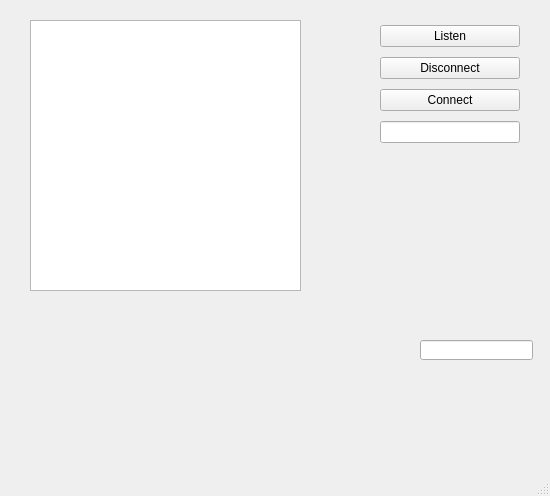
Old version of the form CryptoChat/CryptoChat/mainwindow.ui in the repository Silencer253/elliptic_curves.
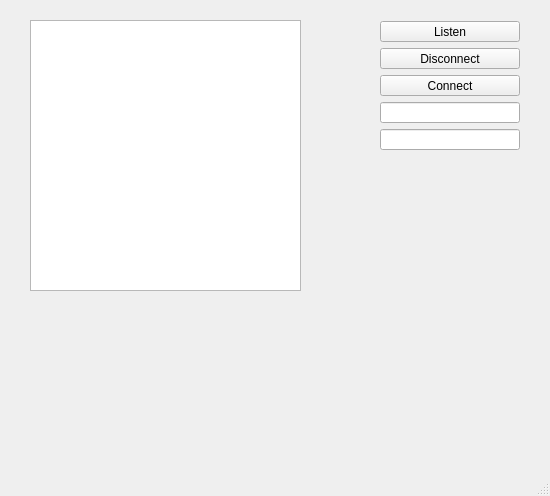
New version of the form.

Diff of the .ui file:
```diff
--- a/CryptoChat/CryptoChat/mainwindow.ui
+++ b/CryptoChat/CryptoChat/mainwindow.ui
@@ -14,16 +14,6 @@
    <string>MainWindow</string>
   </property>
   <widget class="QWidget" name="centralWidget">
-   <widget class="QLineEdit" name="Port">
-    <property name="geometry">
-     <rect>
-      <x>420</x>
-      <y>340</y>
-      <width>113</width>
-      <height>20</height>
-     </rect>
-    </property>
-   </widget>
    <widget class="QTextEdit" name="textEdit">
     <property name="geometry">
      <rect>
@@ -84,6 +74,9 @@
        </property>
       </widget>
      </item>
+     <item>
+      <widget class="QLineEdit" name="lineEdit_Port"/>
+     </item>
     </layout>
    </widget>
   </widget>
```
